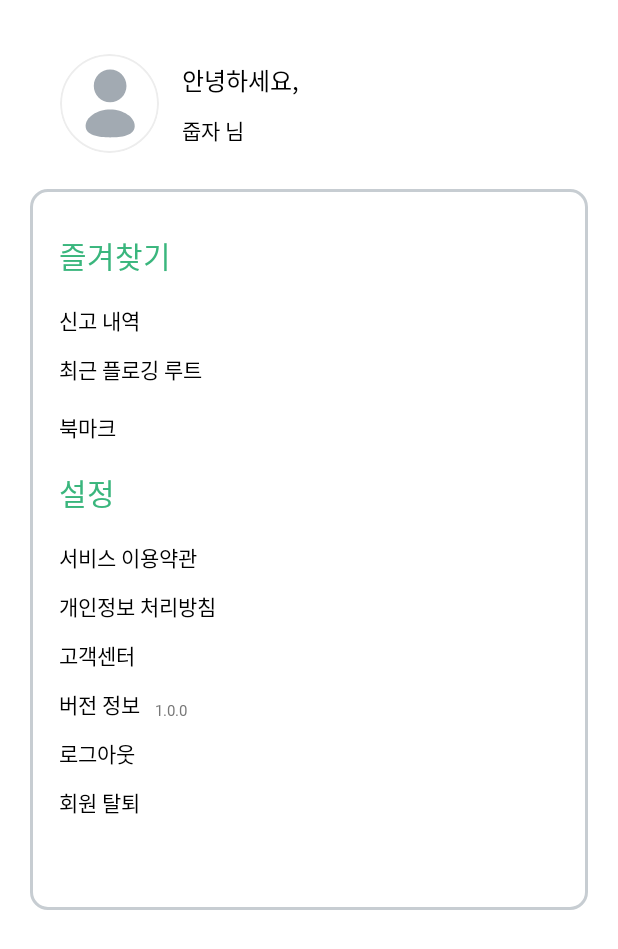
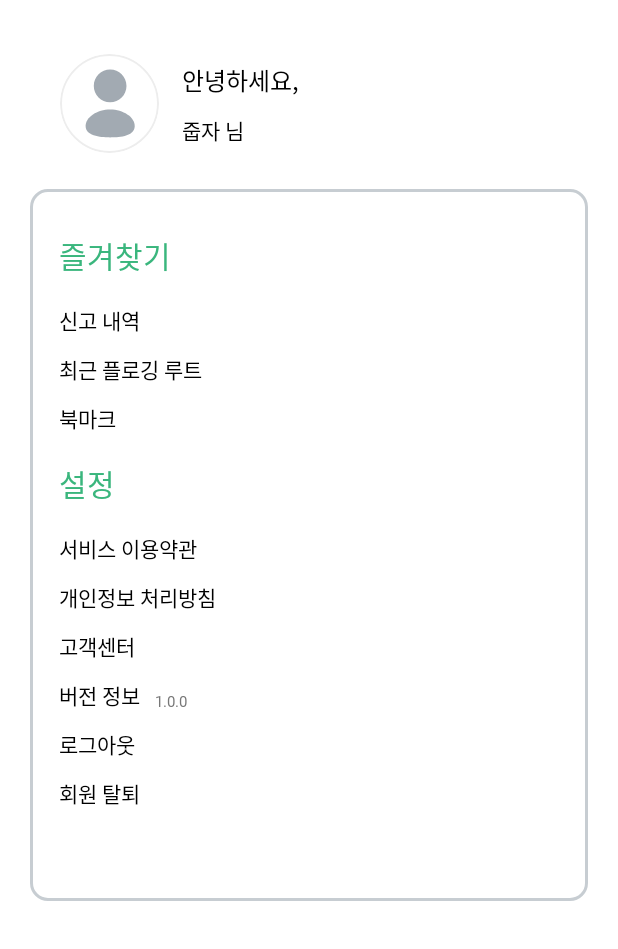
Before and after one commit to Song-s-PaaSTA/Plog-Android, an Android app built with Jetpack Compose: the @Preview function ProfileScreenPreview, on a phone screen of 412 x 824 dp. Shown: the top 949 px of the screen. Run offline under Robolectric (Android 15) with nearby library versions, the phone set to English and light mode, and no system bars; Roboto replaces fonts that are not available here.

Commit message:
#47 [MOD] 북마크 패딩 수정

```diff
--- a/app/src/main/java/com/kpaas/plog/presentation/profile/screen/ProfileScreen.kt
+++ b/app/src/main/java/com/kpaas/plog/presentation/profile/screen/ProfileScreen.kt
@@ -168,7 +168,7 @@ fun ProfileScreen(
                 style = body2Regular,
                 color = Gray600,
                 modifier = Modifier
-                    .padding(bottom = 18.dp)
+                    .padding(bottom = 12.dp)
                     .clickable { onPloggingClick() }
             )
             Text(
```
